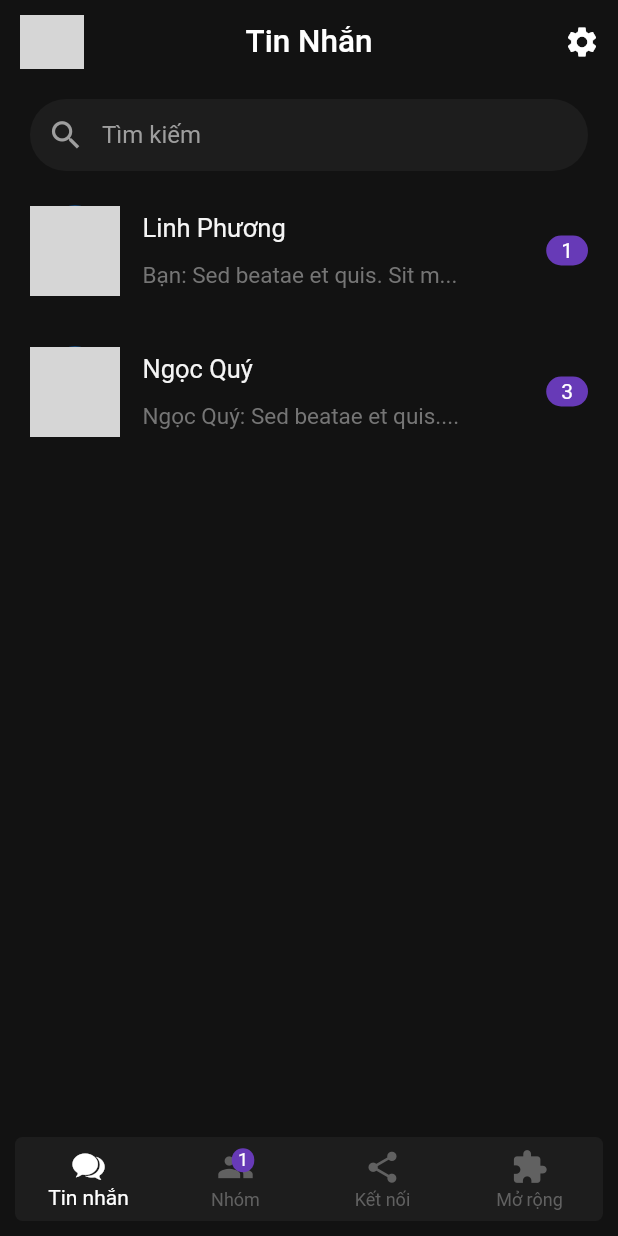
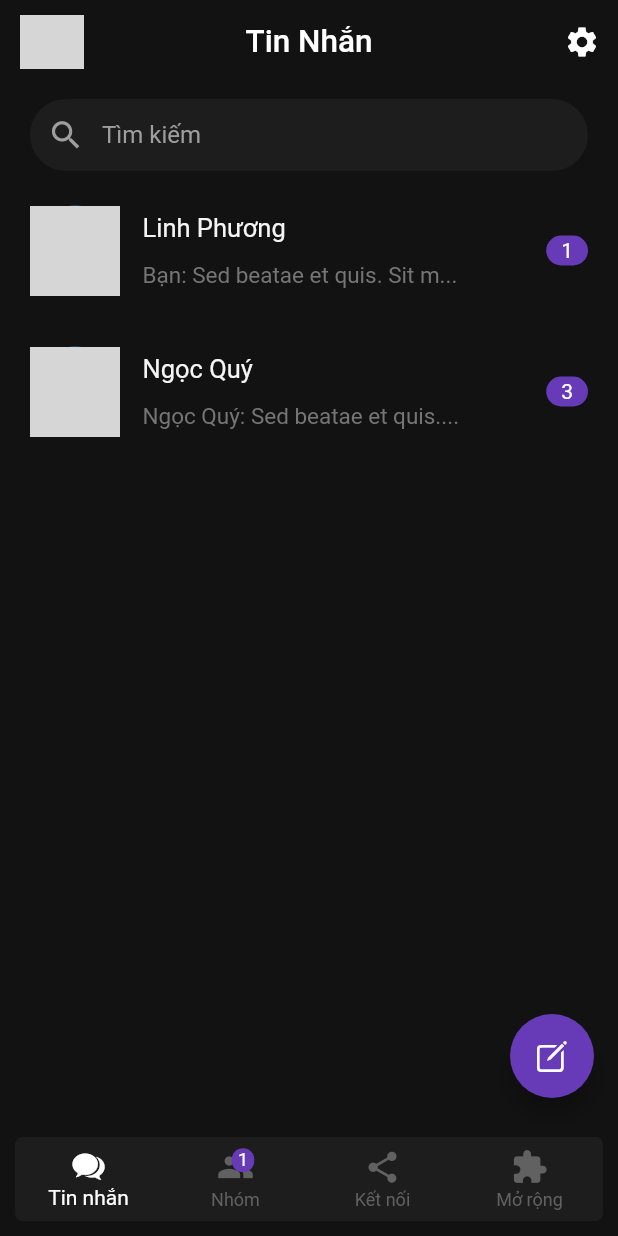
Before and after one commit to chungquantin/gitgab, a Flutter app: the screen it shows after launch, on a phone screen of 412 x 824 dp. Run offline on Flutter 3.47's test engine with Material 2 defaults, Android fonts, the phone set to English and light mode, and no system bars; our stand-ins replace hexcolor; network calls fail; grey boxes are pictures that could not be loaded.

Commit message:
add floating button

```diff
--- a/lib/main.dart
+++ b/lib/main.dart
@@ -73,6 +73,7 @@ class _MyHomePageState extends State<MyHomePage> {
     return Scaffold(
       backgroundColor: Theme.of(context).primaryColor,
       body: SafeArea(child: this._getBody()),
+      floatingActionButton: this._getFloatingButton(),
       bottomNavigationBar: Container(
         padding: EdgeInsets.all(10),
         child: ClipRRect(
@@ -96,6 +97,23 @@ class _MyHomePageState extends State<MyHomePage> {
         ),
       ),
     );
+  }
+
+  dynamic _getFloatingButton() {
+    switch (this.__selectedIndex) {
+      case 0:
+        return FloatingActionButton(
+          onPressed: () {},
+          child: Icon(CupertinoIcons.create),
+        );
+      case 1:
+        return FloatingActionButton(
+          onPressed: () {},
+          child: Icon(Icons.group_add),
+        );
+      default:
+        break;
+    }
   }
 
   List<BottomNavigationBarItem> _getNavigationBarItems() {
```
